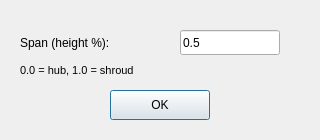
Before: the Qt Designer form Post/BladeToBladePlaneDialog.ui in shadeslide12/Ci_Gui, drawn with Qt 5.
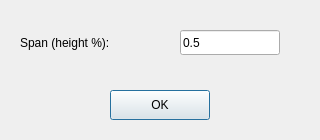
After: the same form once the commit is applied.

The edit to the form file:
```diff
--- a/Post/BladeToBladePlaneDialog.ui
+++ b/Post/BladeToBladePlaneDialog.ui
@@ -55,24 +55,6 @@
     <string>Span (height %):</string>
    </property>
   </widget>
-  <widget class="QLabel" name="label_2">
-   <property name="geometry">
-    <rect>
-     <x>20</x>
-     <y>60</y>
-     <width>280</width>
-     <height>20</height>
-    </rect>
-   </property>
-   <property name="font">
-    <font>
-     <pointsize>8</pointsize>
-    </font>
-   </property>
-   <property name="text">
-    <string>0.0 = hub, 1.0 = shroud</string>
-   </property>
-  </widget>
  </widget>
  <resources/>
  <connections/>
```
